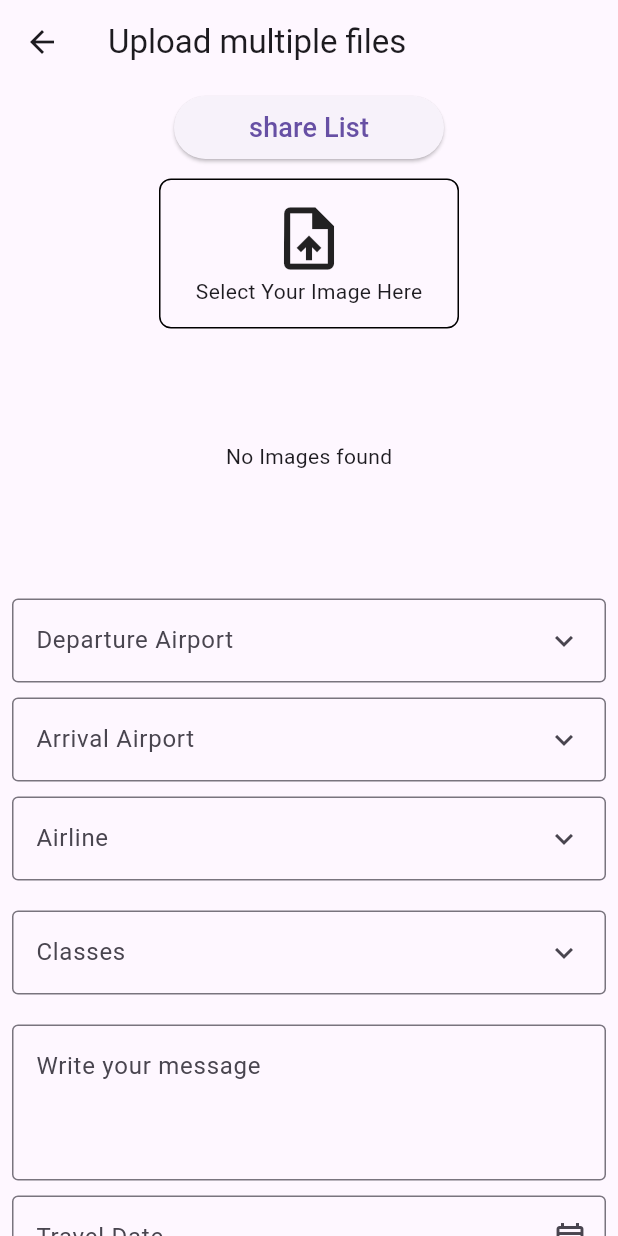
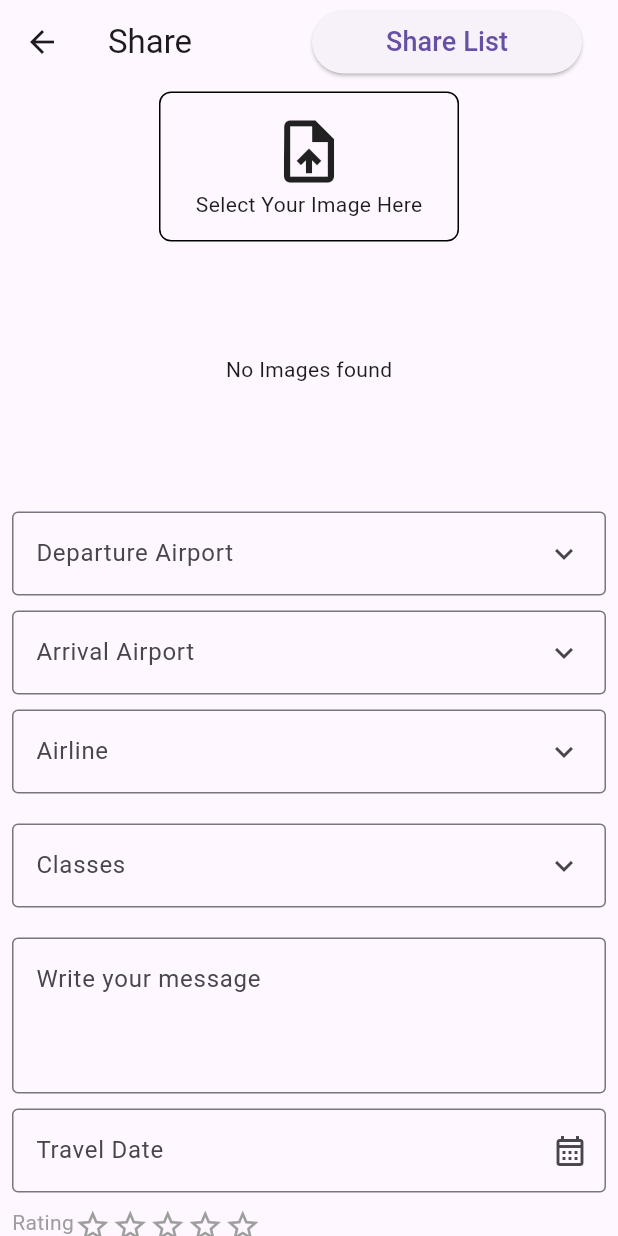
Before and after one commit to Roman2031/assignment, a Flutter app: the ShareScreen screen opened directly, on a phone screen of 412 x 824 dp. Run offline on Flutter 3.47's test engine with Material 3 defaults, Android fonts, the phone set to English and light mode, and no system bars; drawn by our look-alikes of flutter_rating; our stand-ins replace cloud_firestore, firebase_auth, firebase_core, firebase_storage, get, image_picker and 1 more; missing offline and left inert: month_year_picker; accounts and stored records are empty.

Commit message:
fix up some errors and ui

```diff
--- a/lib/post/share_screen.dart
+++ b/lib/post/share_screen.dart
@@ -47,19 +47,25 @@ class _ShareScreenState extends State<ShareScreen> {
       text: _selected == null ? '' : DateFormat().add_yM().format(_selected!),
     );
     return Scaffold(
-      appBar: AppBar(title: Text("Upload multiple files")),
+      appBar: AppBar(title: Row(
+        mainAxisAlignment: MainAxisAlignment.spaceBetween,
+        crossAxisAlignment: CrossAxisAlignment.center,
+        children: [
+          Text("Share"),
+          Padding(
+                padding: const EdgeInsets.all(8.0),
+                child: CustomButton(
+                label: "Share List",
+                onPressed: () => goToShareList(context),
+                            ),
+              ),
+        ],
+      )),
       body: Container(
         width: double.infinity,
         child: SingleChildScrollView(
           child: Column(
             children: [
-              Padding(
-                padding: const EdgeInsets.all(8.0),
-                child: CustomButton(
-                label: "share List",
-                onPressed: () => goToShareList(context),
-                            ),
-              ),
               SizedBox(height: 5),
               InkWell(
                 onTap: () {
@@ -249,8 +255,7 @@ class _ShareScreenState extends State<ShareScreen> {
                   },
                 ).toList(),
               ),
-              const SizedBox(height: 10),
-              const SizedBox(height: 10),
+              const SizedBox(height: 20),
               Container(
                 width: width,
                 child: TextField(
@@ -443,6 +448,7 @@ print('document id '+ documentId);
   FirebaseFirestore.instance
       .collection('post').doc(documentId)
       .set({
+        'createdOn': DateTime.now(),
         'image': imageUrls,
         'post': postText,
         'departureAirportName': departureAirportName,
@@ -457,6 +463,10 @@ print('document id '+ documentId);
         'className': className,
         'travelDate': travelDate,
         'rating': rating,
+        'totalUpvote': 0,
+        'comment': '',
+        'Totalcomment': 0,
+        'reply': '',
       })
       .then((value) {
         Get.snackbar('Success', 'Data is stored successfully');
```
Also changed, not shown: lib/post/post_list.dart (+92 -13 lines).
